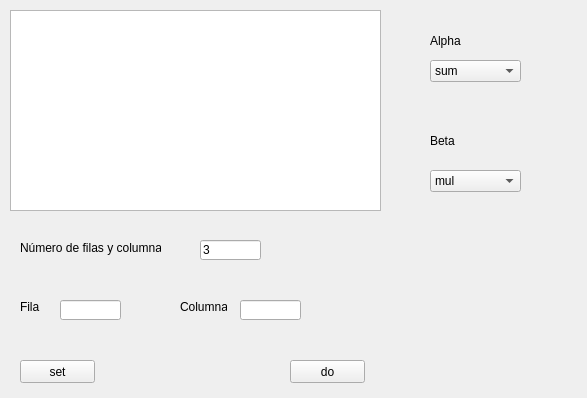
The window that test2-150930/convolucion.ui (nomarlo/analisis-de-imagenes) describes before a commit, drawn with Qt 5.
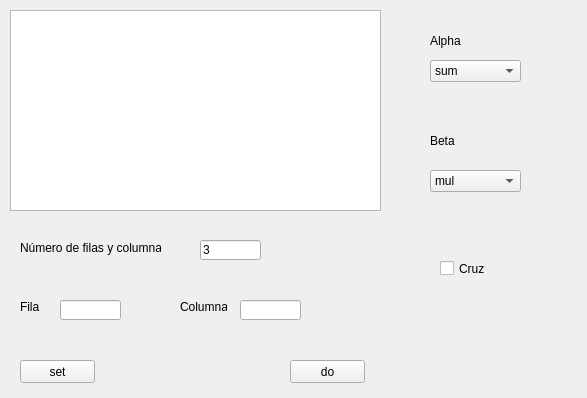
The same window after the commit.

Patch:
```diff
--- a/test2-150930/convolucion.ui
+++ b/test2-150930/convolucion.ui
@@ -202,6 +202,19 @@
     </property>
    </item>
   </widget>
+  <widget class="QCheckBox" name="cruz">
+   <property name="geometry">
+    <rect>
+     <x>440</x>
+     <y>260</y>
+     <width>70</width>
+     <height>17</height>
+    </rect>
+   </property>
+   <property name="text">
+    <string>Cruz</string>
+   </property>
+  </widget>
  </widget>
  <resources/>
  <connections>
```
